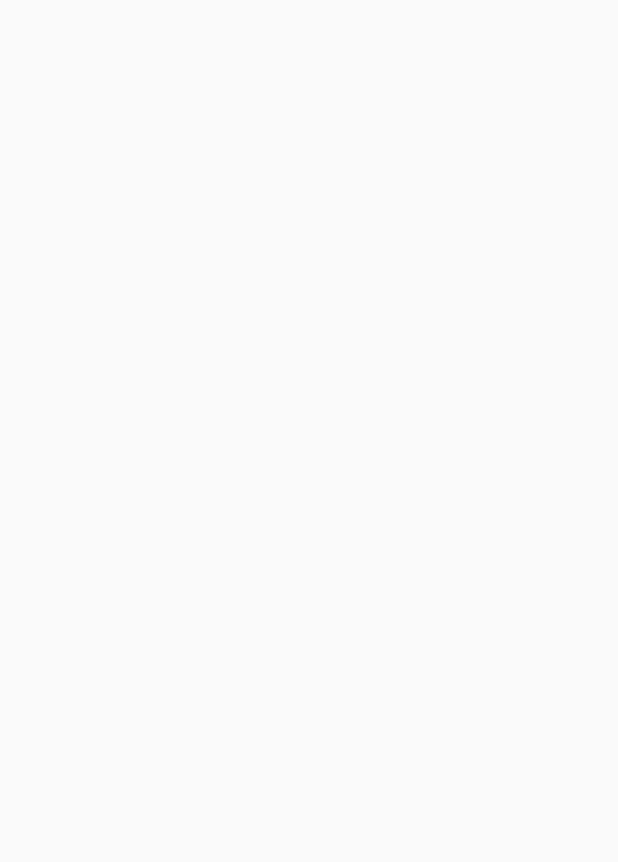
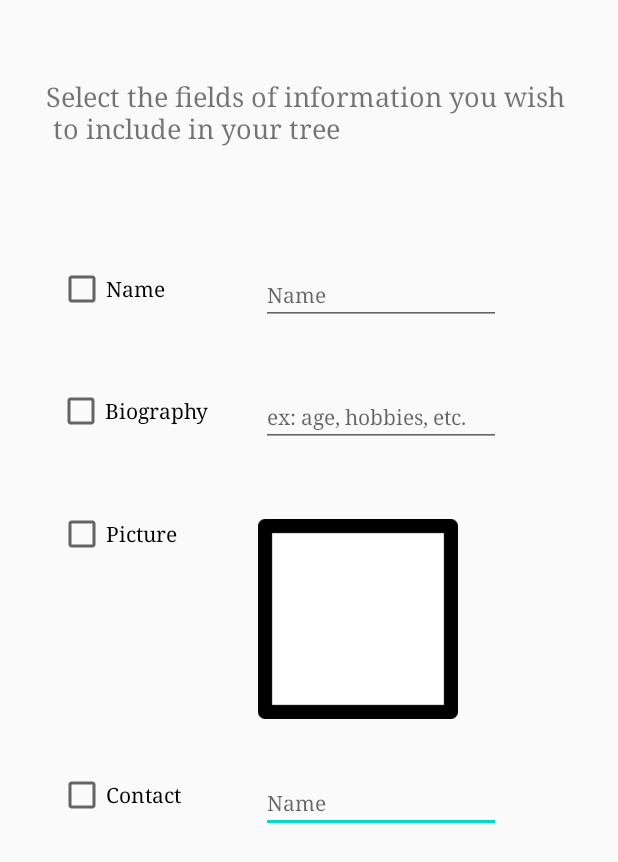
Before and after one commit to Harini-Arunprakash/FamilyTree, an Android app: the ConfigureActivity screen opened directly, with no data from a screen before it, on a phone screen of 412 x 824 dp. Before the commit the part shown is empty. Shown: the top 862 px of the screen. Run offline under Robolectric (Android 15) with nearby library versions, the phone set to English and light mode, and no system bars.

Commit message:
Configure layout

```diff
--- a/app/src/main/res/layout/activity_configure.xml
+++ b/app/src/main/res/layout/activity_configure.xml
@@ -6,4 +6,129 @@
     android:layout_height="match_parent"
     tools:context=".ConfigureActivity">
 
+    <EditText
+        android:id="@+id/editText5"
+        android:layout_width="wrap_content"
+        android:layout_height="wrap_content"
+        android:ems="10"
+        android:fontFamily="serif"
+        android:hint="Name"
+        android:inputType="textPersonName"
+        android:textSize="14sp"
+        app:layout_constraintBottom_toBottomOf="parent"
+        app:layout_constraintEnd_toEndOf="parent"
+        app:layout_constraintHorizontal_bias="0.691"
+        app:layout_constraintStart_toStartOf="parent"
+        app:layout_constraintTop_toTopOf="parent"
+        app:layout_constraintVertical_bias="0.657" />
+
+    <EditText
+        android:id="@+id/editText3"
+        android:layout_width="wrap_content"
+        android:layout_height="wrap_content"
+        android:ems="10"
+        android:fontFamily="serif"
+        android:hint="Name"
+        android:inputType="textPersonName"
+        android:textSize="14sp"
+        app:layout_constraintBottom_toBottomOf="parent"
+        app:layout_constraintEnd_toEndOf="parent"
+        app:layout_constraintHorizontal_bias="0.691"
+        app:layout_constraintStart_toStartOf="parent"
+        app:layout_constraintTop_toTopOf="parent"
+        app:layout_constraintVertical_bias="0.225" />
+
+    <CheckBox
+        android:id="@+id/checkBox"
+        android:layout_width="wrap_content"
+        android:layout_height="wrap_content"
+        android:fontFamily="serif"
+        android:text="Name "
+        app:layout_constraintBottom_toBottomOf="parent"
+        app:layout_constraintEnd_toEndOf="parent"
+        app:layout_constraintHorizontal_bias="0.115"
+        app:layout_constraintStart_toStartOf="parent"
+        app:layout_constraintTop_toTopOf="parent"
+        app:layout_constraintVertical_bias="0.223" />
+
+    <CheckBox
+        android:id="@+id/checkBox2"
+        android:layout_width="wrap_content"
+        android:layout_height="wrap_content"
+        android:fontFamily="serif"
+        android:text="Biography"
+        app:layout_constraintBottom_toBottomOf="parent"
+        app:layout_constraintEnd_toEndOf="parent"
+        app:layout_constraintHorizontal_bias="0.123"
+        app:layout_constraintStart_toStartOf="parent"
+        app:layout_constraintTop_toTopOf="parent"
+        app:layout_constraintVertical_bias="0.326" />
+
+    <CheckBox
+        android:id="@+id/checkBox3"
+        android:layout_width="wrap_content"
+        android:layout_height="wrap_content"
+        android:fontFamily="serif"
+        android:text="Picture"
+        app:layout_constraintBottom_toBottomOf="parent"
+        app:layout_constraintEnd_toEndOf="parent"
+        app:layout_constraintHorizontal_bias="0.116"
+        app:layout_constraintStart_toStartOf="parent"
+        app:layout_constraintTop_toTopOf="parent"
+        app:layout_constraintVertical_bias="0.429" />
+
+    <CheckBox
+        android:id="@+id/checkBox4"
+        android:layout_width="wrap_content"
+        android:layout_height="wrap_content"
+        android:fontFamily="serif"
+        android:text="Contact"
+        app:layout_constraintBottom_toBottomOf="parent"
+        app:layout_constraintEnd_toEndOf="parent"
+        app:layout_constraintHorizontal_bias="0.118"
+        app:layout_constraintStart_toStartOf="parent"
+        app:layout_constraintTop_toTopOf="parent"
+        app:layout_constraintVertical_bias="0.649" />
+
+    <TextView
+        android:id="@+id/textView4"
+        android:layout_width="wrap_content"
+        android:layout_height="wrap_content"
+        android:fontFamily="serif"
+        android:text="Select the fields of information you wish \n to include in your tree"
+        android:textSize="18sp"
+        app:layout_constraintBottom_toBottomOf="parent"
+        app:layout_constraintEnd_toEndOf="parent"
+        app:layout_constraintStart_toStartOf="parent"
+        app:layout_constraintTop_toTopOf="parent"
+        app:layout_constraintVertical_bias="0.067" />
+
+    <EditText
+        android:id="@+id/editText"
+        android:layout_width="wrap_content"
+        android:layout_height="wrap_content"
+        android:ems="10"
+        android:fontFamily="serif"
+        android:hint="ex: age, hobbies, etc."
+        android:inputType="textPersonName"
+        android:textSize="14sp"
+        app:layout_constraintBottom_toBottomOf="parent"
+        app:layout_constraintEnd_toEndOf="parent"
+        app:layout_constraintHorizontal_bias="0.691"
+        app:layout_constraintStart_toStartOf="parent"
+        app:layout_constraintTop_toTopOf="parent"
+        app:layout_constraintVertical_bias="0.329" />
+
+    <ImageView
+        android:id="@+id/imageView"
+        android:layout_width="140dp"
+        android:layout_height="133dp"
+        app:layout_constraintBottom_toBottomOf="parent"
+        app:layout_constraintEnd_toEndOf="parent"
+        app:layout_constraintHorizontal_bias="0.619"
+        app:layout_constraintStart_toStartOf="parent"
+        app:layout_constraintTop_toTopOf="parent"
+        app:layout_constraintVertical_bias="0.501"
+        app:srcCompat="@drawable/emptypic" />
+
 </androidx.constraintlayout.widget.ConstraintLayout>
```
Also changed, not shown: app/src/main/res/drawable/emptypic.png (added).
